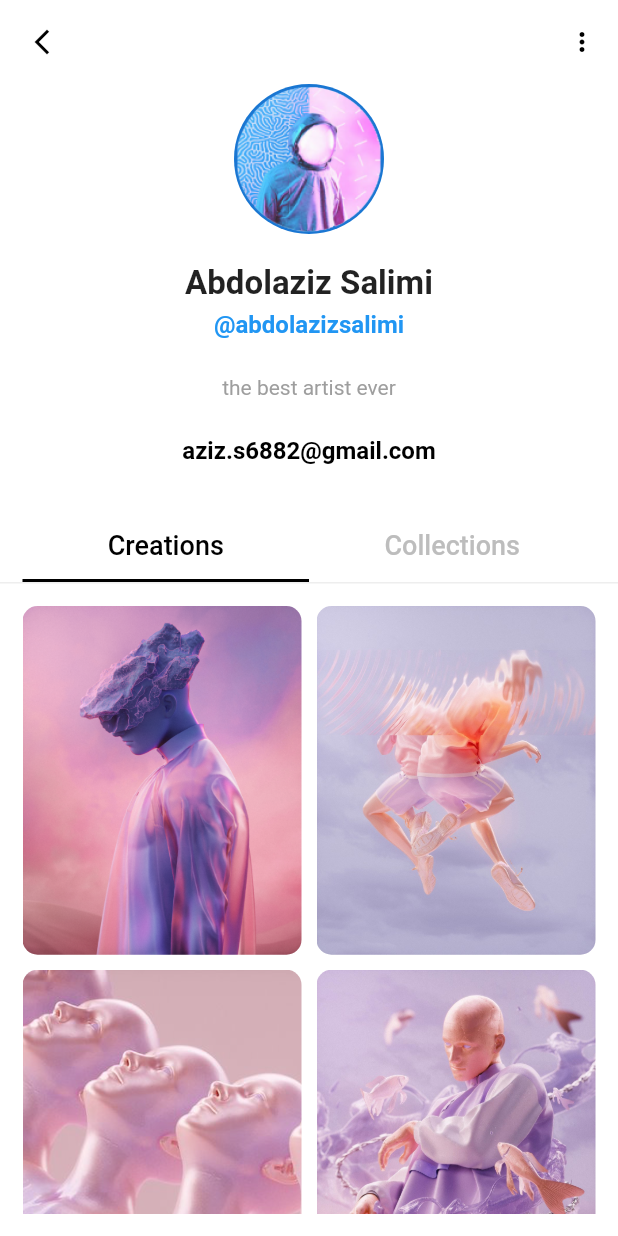
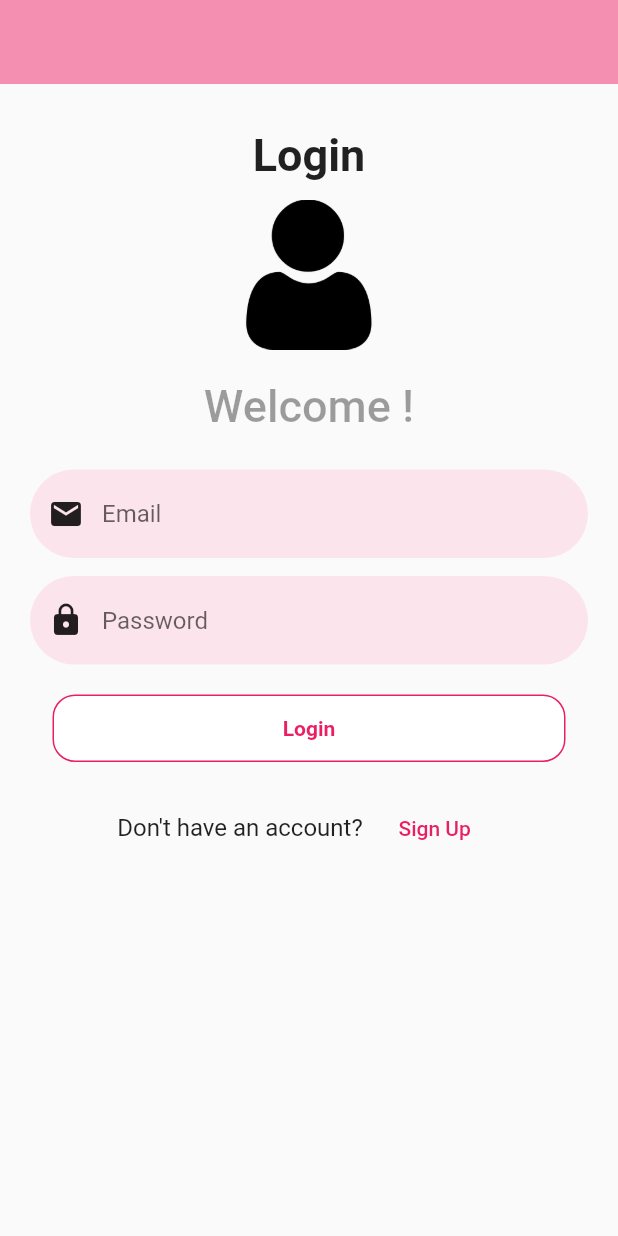
Before and after one commit to abdolazizsalimi/NFT-MARKETPLACE, a Flutter app: the screen it shows after launch, on a phone screen of 412 x 824 dp. Run offline on Flutter 3.47's test engine with Material 2 defaults, Android fonts, the phone set to English and light mode, and no system bars.

Commit message:
add: login and signup

```diff
--- a/nft_app/lib/main.dart
+++ b/nft_app/lib/main.dart
@@ -1,5 +1,6 @@
 import 'package:flutter/material.dart';
 import 'package:flutter/services.dart';
+import 'package:nft_app/screens/auth/LoginForm.dart';
 import 'package:nft_app/screens/profile/profile.dart';
 
 void main() {
@@ -19,10 +20,10 @@ class MyApp extends StatelessWidget {
       ),
     );
 
-    return MaterialApp(
+    return const MaterialApp(
       debugShowCheckedModeBanner: false,
-      title: 'NFT APP',
-      home: ProfilePage(),
+      title: 'NFT Marketplace',
+      home: LoginForm(),
     );
   }
 }
--- /dev/null
+++ b/nft_app/lib/screens/auth/LoginForm.dart
@@ -0,0 +1,209 @@
+import 'package:flutter/material.dart';
+import 'package:nft_app/screens/auth/SignupForm.dart';
+import 'package:nft_app/screens/profile/profile.dart';
+
+import '../../constants/colors.dart';
+
+class LoginForm extends StatefulWidget {
+  const LoginForm({Key? key}) : super(key: key);
+
+  @override
+  State<LoginForm> createState() => _LoginFormState();
+}
+
+class _LoginFormState extends State<LoginForm> {
+  @override
+  Widget build(BuildContext context) {
+    return Scaffold(
+      appBar: AppBar(
+        // Here we take the value from the MyHomePage object that was created by
+        backgroundColor: Colors.pink[200],
+        shadowColor: Colors.pink[50],
+        elevation: 0,
+      ),
+      body: SingleChildScrollView(
+        scrollDirection: Axis.vertical,
+        child: Container(
+          child: Center(
+            child: Column(
+              mainAxisAlignment: MainAxisAlignment.start,
+              children: [
+                const SizedBox(
+                  height: 30,
+                ),
+                const Text(
+                  'Login',
+                  style: TextStyle(
+                    fontSize: 30,
+                    fontWeight: FontWeight.bold,
+                    color: Colors.black87,
+                  ),
+                ),
+                const SizedBox(
+                  height: 12,
+                ),
+                Image.asset(
+                  'assets/images/user.png',
+                  height: 100,
+                  width: 100,
+                ),
+                const Text(
+                  'Welcome !',
+                  style: TextStyle(
+                    height: 2,
+                    fontSize: 30,
+                    fontWeight: FontWeight.w500,
+                    color: Colors.black38,
+                  ),
+                ),
+                Container(
+                  padding: const EdgeInsets.symmetric(horizontal: 20),
+                  margin: const EdgeInsets.only(top: 20),
+                  child: TextFormField(
+                    decoration: InputDecoration(
+                      enabledBorder: const OutlineInputBorder(
+                        borderRadius: BorderRadius.all(
+                          Radius.circular(30),
+                        ),
+                        borderSide: BorderSide(color: Colors.transparent),
+                      ),
+                      focusedBorder: const OutlineInputBorder(
+                        borderRadius: BorderRadius.all(
+                          Radius.circular(30),
+                        ),
+                        borderSide: BorderSide(color: Colors.pink),
+                      ),
+                      prefixIcon: const Icon(
+                        Icons.email,
+                        color: Colors.black87,
+                      ),
+                      hintText: 'Email',
+                      fillColor: Colors.pink[50],
+                      filled: true,
+                    ),
+                  ),
+                ),
+                Container(
+                  padding: const EdgeInsets.symmetric(horizontal: 20),
+                  margin: const EdgeInsets.only(top: 12),
+                  child: TextFormField(
+                    obscureText: true,
+                    decoration: InputDecoration(
+                      enabledBorder: const OutlineInputBorder(
+                        borderRadius: BorderRadius.all(
+                          Radius.circular(30),
+                        ),
+                        borderSide: BorderSide(color: Colors.transparent),
+                      ),
+                      focusedBorder: const OutlineInputBorder(
+                        borderRadius: BorderRadius.all(
+                          Radius.circular(30),
+                        ),
+                        borderSide: BorderSide(color: Colors.pink),
+                      ),
+                      prefixIcon: const Icon(
+                        Icons.lock,
+                        color: Colors.black87,
+                      ),
+                      hintText: 'Password',
+                      fillColor: Colors.pink[50],
+                      filled: true,
+                    ),
+                  ),
+                ),
+                // Container(
+                //   margin: const EdgeInsets.all(20),
+                //   width: double.infinity,
+                //   height: 45,
+                //   padding: const EdgeInsets.symmetric(horizontal: 15),
+                //   child: RawMaterialButton(
+                //     fillColor: buttonColor,
+                //     shape: RoundedRectangleBorder(
+                //       borderRadius: BorderRadius.circular(15),
+                //     ),
+                //     elevation: 0,
+                //     child: const Text(
+                //       ' Login ',
+                //       style: TextStyle(
+                //         color: Colors.white,
+                //         fontWeight: FontWeight.bold,
+                //       ),
+                //     ),
+                //     onPressed: () {
+                //       //go to Profile
+                //       Navigator.push(
+                //         context,
+                //         MaterialPageRoute(builder: (context) => ProfilePage()),
+                //       );
+                //     },
+                //   ),
+                // ),
+                Container(
+                  margin: const EdgeInsets.all(20),
+                  width: double.infinity,
+                  height: 45,
+                  padding: const EdgeInsets.symmetric(horizontal: 15),
+                  child: RawMaterialButton(
+                    fillColor: Colors.white,
+                    shape: RoundedRectangleBorder(
+                      borderRadius: BorderRadius.circular(15),
+                      side: const BorderSide(color: Colors.pink),
+                    ),
+                    elevation: 0,
+                    child: const Text(
+                      ' Login ',
+                      style: TextStyle(
+                        color: Colors.pink,
+                        fontWeight: FontWeight.bold,
+                      ),
+                    ),
+                    onPressed: () {
+                      //go to Profile
+                      Navigator.pushAndRemoveUntil(
+                        context,
+                        MaterialPageRoute(
+                          builder: (context) => ProfilePage(),
+                        ),
+                        (Route<dynamic> route) => false,
+                      );
+                    },
+                  ),
+                ),
+                Container(
+                  child: Row(
+                    mainAxisAlignment: MainAxisAlignment.center,
+                    children: [
+                      const Text(
+                        'Don\'t have an account? ',
+                        style: TextStyle(
+                          color: Colors.black87,
+                          fontSize: 16,
+                        ),
+                      ),
+                      FlatButton(
+                        textColor: Colors.pink,
+                        child: const Text(
+                          'Sign Up',
+                        ),
+                        onPressed: () {
+                          //go to SignUp
+                          Navigator.pushAndRemoveUntil(
+                            context,
+                            MaterialPageRoute(
+                              builder: (context) => const SignupForm(),
+                            ),
+                            (Route<dynamic> route) => false,
+                          );
+                        },
+                      ),
+                    ],
+                  ),
+                ),
+              ],
+            ),
+          ),
+        ),
+      ),
+    );
+  }
+}
```
Also changed, not shown: nft_app/lib/Comm/genTextFormField.dart (added, +8 -0 lines), nft_app/lib/screens/auth/SignupForm.dart (added, +262 -0 lines), nft_app/assets/images/user.png (added).
